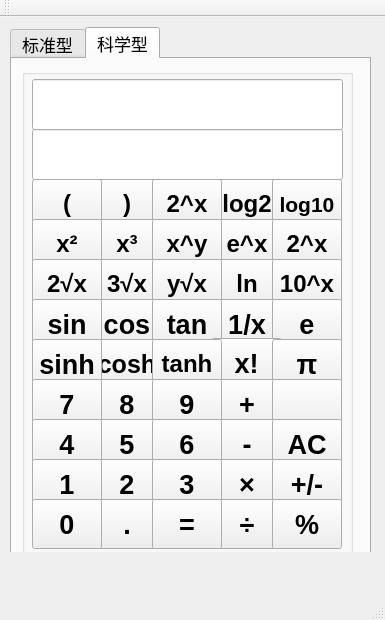
Before: the Qt Designer form mainwindow.ui in Zhangjignyi/calculator, drawn with Qt 5.
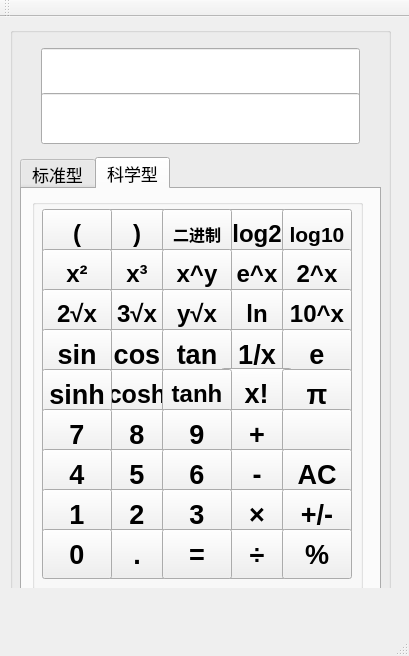
After: the same form once the commit is applied. The open tabs and pages were chosen to show the change. Icons and pictures are not drawn.

The edit to the form file:
```diff
--- a/mainwindow.ui
+++ b/mainwindow.ui
@@ -6,8 +6,8 @@
    <rect>
     <x>0</x>
     <y>0</y>
-    <width>385</width>
-    <height>620</height>
+    <width>409</width>
+    <height>656</height>
    </rect>
   </property>
   <property name="font">
@@ -19,13 +19,94 @@
    <string>MainWindow</string>
   </property>
   <widget class="QWidget" name="centralWidget">
+   <widget class="QGroupBox" name="groupBox_5">
+    <property name="geometry">
+     <rect>
+      <x>10</x>
+      <y>10</y>
+      <width>381</width>
+      <height>581</height>
+     </rect>
+    </property>
+    <property name="title">
+     <string/>
+    </property>
+    <widget class="QWidget" name="">
+     <property name="geometry">
+      <rect>
+       <x>20</x>
+       <y>10</y>
+       <width>341</width>
+       <height>111</height>
+      </rect>
+     </property>
+     <layout class="QVBoxLayout" name="verticalLayout">
+      <property name="spacing">
+       <number>0</number>
+      </property>
+      <item>
+       <widget class="QLineEdit" name="lineEdit_1">
+        <property name="enabled">
+         <bool>true</bool>
+        </property>
+        <property name="minimumSize">
+         <size>
+          <width>0</width>
+          <height>51</height>
+         </size>
+        </property>
+        <property name="font">
+         <font>
+          <pointsize>26</pointsize>
+         </font>
+        </property>
+        <property name="readOnly">
+         <bool>true</bool>
+        </property>
+       </widget>
+      </item>
+      <item>
+       <widget class="QLineEdit" name="lineEdit">
+        <property name="enabled">
+         <bool>true</bool>
+        </property>
+        <property name="minimumSize">
+         <size>
+          <width>0</width>
+          <height>51</height>
+         </size>
+        </property>
+        <property name="font">
+         <font>
+          <pointsize>26</pointsize>
+         </font>
+        </property>
+        <property name="layoutDirection">
+         <enum>Qt::RightToLeft</enum>
+        </property>
+        <property name="frame">
+         <bool>true</bool>
+        </property>
+        <property name="echoMode">
+         <enum>QLineEdit::Normal</enum>
+        </property>
+        <property name="cursorPosition">
+         <number>0</number>
+        </property>
+        <property name="alignment">
+         <set>Qt::AlignRight|Qt::AlignTrailing|Qt::AlignVCenter</set>
+        </property>
+       </widget>
+      </item>
+     </layout>
+    </widget>
    <widget class="QTabWidget" name="tabWidget">
     <property name="geometry">
      <rect>
       <x>10</x>
-      <y>10</y>
+       <y>130</y>
       <width>361</width>
-      <height>541</height>
+       <height>441</height>
      </rect>
     </property>
     <property name="font">
@@ -409,39 +490,6 @@
         <string>=</string>
        </property>
       </widget>
-      <widget class="QLineEdit" name="lineEdit">
-       <property name="enabled">
-        <bool>true</bool>
-       </property>
-       <property name="geometry">
-        <rect>
-         <x>10</x>
-         <y>60</y>
-         <width>291</width>
-         <height>51</height>
-        </rect>
-       </property>
-       <property name="font">
-        <font>
-         <pointsize>26</pointsize>
-        </font>
-       </property>
-       <property name="layoutDirection">
-        <enum>Qt::RightToLeft</enum>
-       </property>
-       <property name="frame">
-        <bool>true</bool>
-       </property>
-       <property name="echoMode">
-        <enum>QLineEdit::Normal</enum>
-       </property>
-       <property name="cursorPosition">
-        <number>0</number>
-       </property>
-       <property name="alignment">
-        <set>Qt::AlignRight|Qt::AlignTrailing|Qt::AlignVCenter</set>
-       </property>
-      </widget>
       <widget class="QPushButton" name="pushButton_back">
        <property name="geometry">
         <rect>
@@ -465,27 +513,6 @@
         </size>
        </property>
       </widget>
-      <widget class="QLineEdit" name="lineEdit_1">
-       <property name="enabled">
-        <bool>true</bool>
-       </property>
-       <property name="geometry">
-        <rect>
-         <x>10</x>
-         <y>10</y>
-         <width>291</width>
-         <height>51</height>
-        </rect>
-       </property>
-       <property name="font">
-        <font>
-         <pointsize>26</pointsize>
-        </font>
-       </property>
-       <property name="readOnly">
-        <bool>true</bool>
-       </property>
-      </widget>
      </widget>
     </widget>
     <widget class="QWidget" name="tabWidgetPage2">
@@ -498,7 +525,7 @@
         <x>10</x>
         <y>10</y>
         <width>331</width>
-        <height>491</height>
+         <height>391</height>
        </rect>
       </property>
       <property name="autoFillBackground">
@@ -511,7 +538,7 @@
        <property name="geometry">
         <rect>
          <x>70</x>
-         <y>110</y>
+          <y>10</y>
          <width>70</width>
          <height>50</height>
         </rect>
@@ -543,7 +570,7 @@
        <property name="geometry">
         <rect>
          <x>190</x>
-         <y>110</y>
+          <y>10</y>
          <width>70</width>
          <height>50</height>
         </rect>
@@ -575,7 +602,7 @@
        <property name="geometry">
         <rect>
          <x>130</x>
-         <y>110</y>
+          <y>10</y>
          <width>70</width>
          <height>50</height>
         </rect>
@@ -594,20 +621,20 @@
        </property>
        <property name="font">
         <font>
-         <pointsize>18</pointsize>
+          <pointsize>12</pointsize>
          <weight>75</weight>
          <bold>true</bold>
         </font>
        </property>
        <property name="text">
-        <string>2^x</string>
-       </property>
-      </widget>
-      <widget class="QPushButton" name="pushButton_17">
+         <string>二进制</string>
+        </property>
+       </widget>
+       <widget class="QPushButton" name="pushButton_l">
        <property name="geometry">
         <rect>
          <x>10</x>
-         <y>110</y>
+          <y>10</y>
          <width>70</width>
          <height>50</height>
         </rect>
@@ -639,7 +666,7 @@
        <property name="geometry">
         <rect>
          <x>250</x>
-         <y>110</y>
+          <y>10</y>
          <width>70</width>
          <height>50</height>
         </rect>
@@ -671,7 +698,7 @@
        <property name="geometry">
         <rect>
          <x>70</x>
-         <y>150</y>
+          <y>50</y>
          <width>70</width>
          <height>50</height>
         </rect>
@@ -699,11 +726,11 @@
         <string>x³</string>
        </property>
       </widget>
-      <widget class="QPushButton" name="pushButton_20">
+       <widget class="QPushButton" name="pushButton_ex">
        <property name="geometry">
         <rect>
          <x>190</x>
-         <y>150</y>
+          <y>50</y>
          <width>70</width>
          <height>50</height>
         </rect>
@@ -731,11 +758,11 @@
         <string>e^x</string>
        </property>
       </widget>
-      <widget class="QPushButton" name="pushButton_21">
+       <widget class="QPushButton" name="pushButton_xy">
        <property name="geometry">
         <rect>
          <x>130</x>
-         <y>150</y>
+          <y>50</y>
          <width>70</width>
          <height>50</height>
         </rect>
@@ -763,11 +790,11 @@
         <string>x^y</string>
        </property>
       </widget>
-      <widget class="QPushButton" name="pushButton_22">
+       <widget class="QPushButton" name="pushButton_x2">
        <property name="geometry">
         <rect>
          <x>10</x>
-         <y>150</y>
+          <y>50</y>
          <width>70</width>
          <height>50</height>
         </rect>
@@ -795,11 +822,11 @@
         <string>x²</string>
        </property>
       </widget>
-      <widget class="QPushButton" name="pushButton_23">
+       <widget class="QPushButton" name="pushButton_2x">
        <property name="geometry">
         <rect>
          <x>250</x>
-         <y>150</y>
+          <y>50</y>
          <width>70</width>
          <height>50</height>
         </rect>
@@ -827,11 +854,11 @@
         <string>2^x</string>
        </property>
       </widget>
-      <widget class="QPushButton" name="pushButton_24">
+       <widget class="QPushButton" name="pushButton_s3">
        <property name="geometry">
         <rect>
          <x>70</x>
-         <y>190</y>
+          <y>90</y>
          <width>70</width>
          <height>50</height>
         </rect>
@@ -859,11 +886,11 @@
         <string>3√x</string>
        </property>
       </widget>
-      <widget class="QPushButton" name="pushButton_25">
+       <widget class="QPushButton" name="pushButton_ln">
        <property name="geometry">
         <rect>
          <x>190</x>
-         <y>190</y>
+          <y>90</y>
          <width>70</width>
          <height>50</height>
         </rect>
@@ -891,11 +918,11 @@
         <string>ln</string>
        </property>
       </widget>
-      <widget class="QPushButton" name="pushButton_26">
+       <widget class="QPushButton" name="pushButton_sy">
        <property name="geometry">
         <rect>
          <x>130</x>
-         <y>190</y>
+          <y>90</y>
          <width>70</width>
          <height>50</height>
         </rect>
@@ -923,11 +950,11 @@
         <string>y√x</string>
        </property>
       </widget>
-      <widget class="QPushButton" name="pushButton_27">
+       <widget class="QPushButton" name="pushButton_s2">
        <property name="geometry">
         <rect>
          <x>10</x>
-         <y>190</y>
+          <y>90</y>
          <width>70</width>
          <height>50</height>
         </rect>
@@ -955,11 +982,11 @@
         <string>2√x</string>
        </property>
       </widget>
-      <widget class="QPushButton" name="pushButton_28">
+       <widget class="QPushButton" name="pushButton_10x">
        <property name="geometry">
         <rect>
          <x>250</x>
-         <y>190</y>
+          <y>90</y>
          <width>70</width>
          <height>50</height>
         </rect>
@@ -987,11 +1014,11 @@
         <string>10^x</string>
        </property>
       </widget>
-      <widget class="QPushButton" name="pushButton_29">
+       <widget class="QPushButton" name="pushButton_cos">
        <property name="geometry">
         <rect>
          <x>70</x>
-         <y>230</y>
+          <y>130</y>
          <width>70</width>
          <height>50</height>
         </rect>
@@ -1023,7 +1050,7 @@
        <property name="geometry">
         <rect>
          <x>190</x>
-         <y>230</y>
+          <y>130</y>
          <width>70</width>
          <height>50</height>
         </rect>
@@ -1067,7 +1094,7 @@
        <property name="geometry">
         <rect>
          <x>130</x>
-         <y>230</y>
+          <y>130</y>
          <width>70</width>
          <height>50</height>
         </rect>
@@ -1099,7 +1126,7 @@
        <property name="geometry">
         <rect>
          <x>10</x>
-         <y>230</y>
+          <y>130</y>
          <width>70</width>
          <height>50</height>
         </rect>
@@ -1131,7 +1158,7 @@
        <property name="geometry">
         <rect>
          <x>250</x>
-         <y>230</y>
+          <y>130</y>
          <width>70</width>
          <height>50</height>
         </rect>
@@ -1163,7 +1190,7 @@
        <property name="geometry">
         <rect>
          <x>70</x>
-         <y>270</y>
+          <y>170</y>
          <width>70</width>
          <height>50</height>
         </rect>
@@ -1195,7 +1222,7 @@
        <property name="geometry">
         <rect>
          <x>189</x>
-         <y>269</y>
+          <y>169</y>
          <width>71</width>
          <height>51</height>
         </rect>
@@ -1227,7 +1254,7 @@
        <property name="geometry">
         <rect>
          <x>130</x>
-         <y>270</y>
+          <y>170</y>
          <width>70</width>
          <height>50</height>
         </rect>
@@ -1262,7 +1289,7 @@
        <property name="geometry">
         <rect>
          <x>10</x>
-         <y>270</y>
+          <y>170</y>
          <width>70</width>
          <height>50</height>
         </rect>
@@ -1294,7 +1321,7 @@
        <property name="geometry">
         <rect>
          <x>250</x>
-         <y>270</y>
+          <y>170</y>
          <width>70</width>
          <height>50</height>
         </rect>
@@ -1322,11 +1349,11 @@
         <string>π</string>
        </property>
       </widget>
-      <widget class="QPushButton" name="pushButton_39">
+       <widget class="QPushButton" name="pushButton_28">
        <property name="geometry">
         <rect>
          <x>70</x>
-         <y>310</y>
+          <y>210</y>
          <width>70</width>
          <height>50</height>
         </rect>
@@ -1361,7 +1388,7 @@
        <property name="geometry">
         <rect>
          <x>190</x>
-         <y>310</y>
+          <y>210</y>
          <width>70</width>
          <height>50</height>
         </rect>
@@ -1392,11 +1419,11 @@
         <string>+</string>
        </property>
       </widget>
-      <widget class="QPushButton" name="pushButton_41">
+       <widget class="QPushButton" name="pushButton_29">
        <property name="geometry">
         <rect>
          <x>130</x>
-         <y>310</y>
+          <y>210</y>
          <width>70</width>
          <height>50</height>
         </rect>
@@ -1427,11 +1454,11 @@
         <string>9</string>
        </property>
       </widget>
-      <widget class="QPushButton" name="pushButton_42">
+       <widget class="QPushButton" name="pushButton_27">
        <property name="geometry">
         <rect>
          <x>10</x>
-         <y>310</y>
+          <y>210</y>
          <width>70</width>
          <height>50</height>
         </rect>
@@ -1466,7 +1493,7 @@
        <property name="geometry">
         <rect>
          <x>250</x>
-         <y>310</y>
+          <y>210</y>
          <width>70</width>
          <height>50</height>
         </rect>
@@ -1504,11 +1531,11 @@
         </size>
        </property>
       </widget>
-      <widget class="QPushButton" name="pushButton_44">
+       <widget class="QPushButton" name="pushButton_25">
        <property name="geometry">
         <rect>
          <x>70</x>
-         <y>350</y>
+          <y>250</y>
          <width>70</width>
          <height>50</height>
         </rect>
@@ -1543,7 +1570,7 @@
        <property name="geometry">
         <rect>
          <x>190</x>
-         <y>350</y>
+          <y>250</y>
          <width>70</width>
          <height>50</height>
         </rect>
@@ -1571,11 +1598,11 @@
         <string>-</string>
        </property>
       </widget>
-      <widget class="QPushButton" name="pushButton_46">
+       <widget class="QPushButton" name="pushButton_26">
        <property name="geometry">
         <rect>
          <x>130</x>
-         <y>350</y>
+          <y>250</y>
          <width>70</width>
          <height>50</height>
         </rect>
@@ -1606,11 +1633,11 @@
         <string>6</string>
        </property>
       </widget>
-      <widget class="QPushButton" name="pushButton_47">
+       <widget class="QPushButton" name="pushButton_24">
        <property name="geometry">
         <rect>
          <x>10</x>
-         <y>350</y>
+          <y>250</y>
          <width>70</width>
          <height>50</height>
         </rect>
@@ -1645,7 +1672,7 @@
        <property name="geometry">
         <rect>
          <x>250</x>
-         <y>350</y>
+          <y>250</y>
          <width>70</width>
          <height>50</height>
         </rect>
@@ -1673,11 +1700,11 @@
         <string>AC</string>
        </property>
       </widget>
-      <widget class="QPushButton" name="pushButton_49">
+       <widget class="QPushButton" name="pushButton_22">
        <property name="geometry">
         <rect>
          <x>70</x>
-         <y>390</y>
+          <y>290</y>
          <width>70</width>
          <height>50</height>
         </rect>
@@ -1712,7 +1739,7 @@
        <property name="geometry">
         <rect>
          <x>190</x>
-         <y>390</y>
+          <y>290</y>
          <width>70</width>
          <height>50</height>
         </rect>
@@ -1740,11 +1767,11 @@
         <string>×</string>
        </property>
       </widget>
-      <widget class="QPushButton" name="pushButton_51">
+       <widget class="QPushButton" name="pushButton_23">
        <property name="geometry">
         <rect>
          <x>130</x>
-         <y>390</y>
+          <y>290</y>
          <width>70</width>
          <height>50</height>
         </rect>
@@ -1775,11 +1802,11 @@
         <string>3</string>
        </property>
       </widget>
-      <widget class="QPushButton" name="pushButton_52">
+       <widget class="QPushButton" name="pushButton_21">
        <property name="geometry">
         <rect>
          <x>10</x>
-         <y>390</y>
+          <y>290</y>
          <width>70</width>
          <height>50</height>
         </rect>
@@ -1814,7 +1841,7 @@
        <property name="geometry">
         <rect>
          <x>250</x>
-         <y>390</y>
+          <y>290</y>
          <width>70</width>
          <height>50</height>
         </rect>
@@ -1846,7 +1873,7 @@
        <property name="geometry">
         <rect>
          <x>70</x>
-         <y>430</y>
+          <y>330</y>
          <width>70</width>
          <height>50</height>
         </rect>
@@ -1881,7 +1908,7 @@
        <property name="geometry">
         <rect>
          <x>190</x>
-         <y>430</y>
+          <y>330</y>
          <width>70</width>
          <height>50</height>
         </rect>
@@ -1913,7 +1940,7 @@
        <property name="geometry">
         <rect>
          <x>130</x>
-         <y>430</y>
+          <y>330</y>
          <width>70</width>
          <height>50</height>
         </rect>
@@ -1944,11 +1971,11 @@
         <string>=</string>
        </property>
       </widget>
-      <widget class="QPushButton" name="pushButton_57">
+       <widget class="QPushButton" name="pushButton_20">
        <property name="geometry">
         <rect>
          <x>10</x>
-         <y>430</y>
+          <y>330</y>
          <width>70</width>
          <height>50</height>
         </rect>
@@ -1983,7 +2010,7 @@
        <property name="geometry">
         <rect>
          <x>250</x>
-         <y>430</y>
+          <y>330</y>
          <width>70</width>
          <height>50</height>
         </rect>
@@ -2011,59 +2038,6 @@
         <string>%</string>
        </property>
       </widget>
-      <widget class="QLineEdit" name="lineEdit_3">
-       <property name="enabled">
-        <bool>true</bool>
-       </property>
-       <property name="geometry">
-        <rect>
-         <x>10</x>
-         <y>60</y>
-         <width>311</width>
-         <height>51</height>
-        </rect>
-       </property>
-       <property name="font">
-        <font>
-         <pointsize>26</pointsize>
-        </font>
-       </property>
-       <property name="layoutDirection">
-        <enum>Qt::RightToLeft</enum>
-       </property>
-       <property name="frame">
-        <bool>true</bool>
-       </property>
-       <property name="echoMode">
-        <enum>QLineEdit::Normal</enum>
-       </property>
-       <property name="cursorPosition">
-        <number>0</number>
-       </property>
-       <property name="alignment">
-        <set>Qt::AlignRight|Qt::AlignTrailing|Qt::AlignVCenter</set>
-       </property>
-      </widget>
-      <widget class="QLineEdit" name="lineEdit_2">
-       <property name="enabled">
-        <bool>true</bool>
-       </property>
-       <property name="geometry">
-        <rect>
-         <x>10</x>
-         <y>10</y>
-         <width>311</width>
-         <height>51</height>
-        </rect>
-       </property>
-       <property name="font">
-        <font>
-         <pointsize>26</pointsize>
-        </font>
-       </property>
-       <property name="readOnly">
-        <bool>true</bool>
-       </property>
       </widget>
      </widget>
     </widget>
```
Left out of the diff: 461 changed lines with no effect on the pictures. Lines whose indentation alone changed are shown as unchanged.
